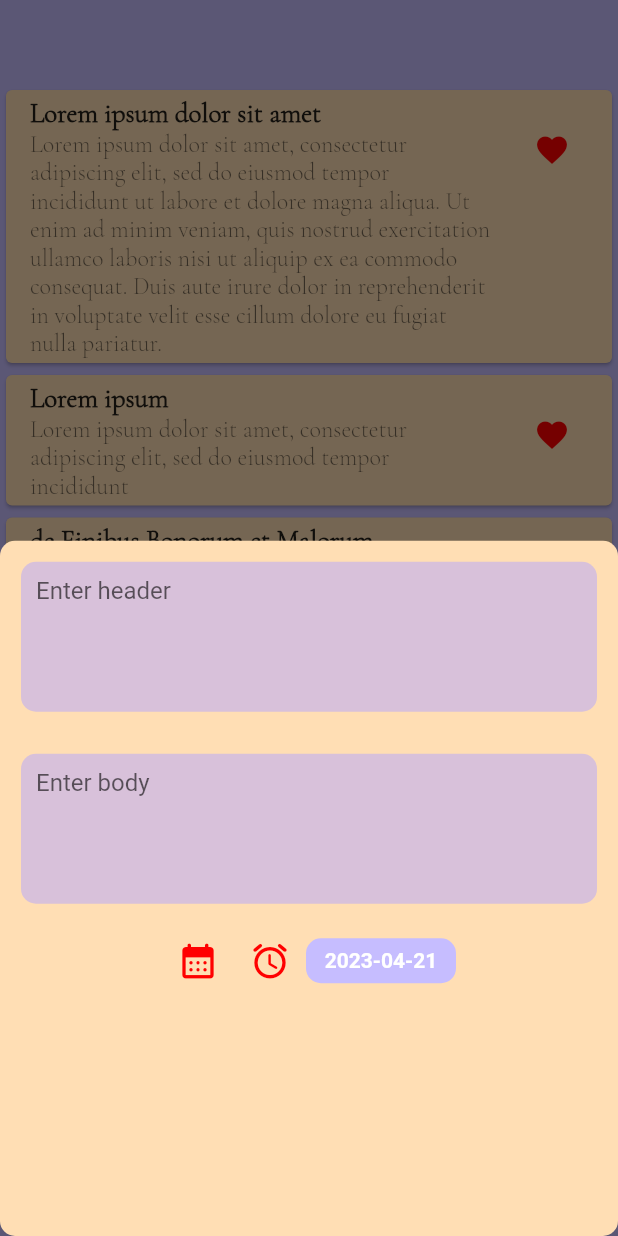
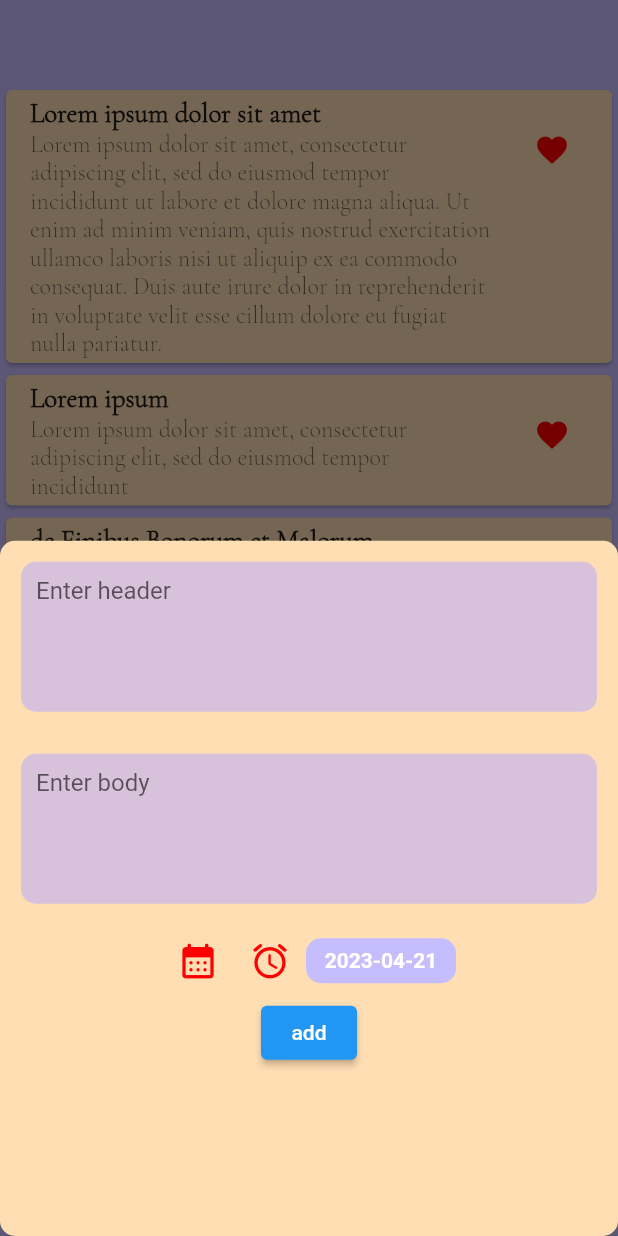
Before and after one commit to ingvilow/riverpod_test, a Flutter app: the screen it shows after launch, after a tap on "Tap to write", on a phone screen of 412 x 824 dp. Run offline on Flutter 3.47's test engine with Material 2 defaults, Android fonts, the phone set to English and light mode, and no system bars; our stand-ins replace hooks_riverpod, sqflite; accounts and stored records are empty.

Commit message:
тпапаеанпормрпваенагарарпвр

```diff
--- a/lib/main.dart
+++ b/lib/main.dart
@@ -3,6 +3,7 @@ import 'package:hooks_riverpod/hooks_riverpod.dart';
 import 'package:riverpod_test/pages/home_page.dart';
 
 void main() {
+  WidgetsFlutterBinding.ensureInitialized();
   runApp(
     const ProviderScope(
       child: MyApp(),
@@ -19,7 +20,7 @@ class MyApp extends StatelessWidget {
       theme: ThemeData(
         primarySwatch: Colors.blue,
       ),
-      home: const HomePage(),
+      home:  HomePage(),
     );
   }
 }
--- a/lib/models/posts_model.dart
+++ b/lib/models/posts_model.dart
@@ -1,17 +1,15 @@
 class PostsModel {
-  PostsModel(
-      {required this.title,
-      required this.text,
-      required this.id,
-      required this.creator});
+  PostsModel({required this.title,
+    required this.text,
+    required this.id
+  });
   final String? title;
   final String? text;
   final int? id;
-  final String? creator;
 
   PostsModel.fromMap(Map<String, dynamic> item):
-        id=item["id"], title= item["title"],  text = item[""], creator=item["creator"];
+        id=item["id"], title= item["title"],  text = item["text"];
 
   Map<String, Object> toMap(){
-    return {'id':id ?? 0,'description': title ?? '', 'text':text ?? '', 'creator': creator ?? ''};
+    return {'id':id ?? 0,'title': title ?? 'title', 'text':text ?? ''};
 }}
--- a/lib/pages/home_page.dart
+++ b/lib/pages/home_page.dart
@@ -2,33 +2,37 @@ import 'package:flutter/material.dart';
 import 'package:hooks_riverpod/hooks_riverpod.dart';
 import 'package:riverpod_test/main.dart';
 import 'package:riverpod_test/models/posts_model.dart';
+import 'package:riverpod_test/pages/widget/date_and_emoji_picker.dart';
+import 'package:riverpod_test/pages/widget/list_post_widget.dart';
+import 'package:riverpod_test/repository/provider_database.dart';
 import 'package:riverpod_test/repository/repository.dart';
 import 'package:riverpod_test/theme/theme_color.dart';
 
 final listsPosts = Provider((_) => Repository().posts);
+final databaseProvider = StateNotifierProvider((ref) => DBProvider());
 
 class HomePage extends HookConsumerWidget {
-  const HomePage({super.key});
-
+  HomePage({super.key});
+  final _titleController = TextEditingController();
+  final _textController = TextEditingController();
   @override
   Widget build(BuildContext context, WidgetRef ref) {
     final List<PostsModel> value = ref.watch(listsPosts);
-    final func = ref.watch(repos);
     return Scaffold(
       appBar: AppBar(
         backgroundColor: ThemeColors.primaryColor,
         elevation: 0,
       ),
       backgroundColor: ThemeColors.primaryColor,
-      body: ListView.builder(
+      body: ListPost(postsModel: value,)
+
+      /*ListView.builder(
         itemCount: value.length,
         itemBuilder: (context, index) {
           return Card(
             color: ThemeColors.secondColor,
             child: InkWell(
-              onTap: (){
-
-              },
+              onTap: () {},
               child: ListTile(
                 title: Text(
                   value[index].title ?? '',
@@ -39,7 +43,8 @@ class HomePage extends HookConsumerWidget {
                 ),
                 subtitle: Text(
                   value[index].text ?? '',
-                  style: TextStyle(fontFamily: "CormorantGaramond", fontSize: 16),
+                  style:
+                      TextStyle(fontFamily: "CormorantGaramond", fontSize: 16),
                 ),
                 trailing: IconButton(
                   icon: const Icon(
@@ -52,10 +57,76 @@ class HomePage extends HookConsumerWidget {
             ),
           );
         },
-      ),
+      )*/,
       floatingActionButton: FloatingActionButton.extended(
         onPressed: () {
-          func.showBottomSheet(context);
+          showModalBottomSheet(
+            context: context,
+            shape: RoundedRectangleBorder(
+              borderRadius: BorderRadius.circular(10.0),
+            ),
+            constraints: BoxConstraints(
+                maxHeight: MediaQuery.of(context).size.height * 3 / 4),
+            backgroundColor: ThemeColors.secondColor,
+            builder: (context) {
+              return Column(
+                children: [
+                  Padding(
+                    padding: const EdgeInsets.all(4.0),
+                    child: Container(
+                        height: 100,
+                        padding: const EdgeInsets.symmetric(
+                            horizontal: 10, vertical: 10),
+                        margin: const EdgeInsets.symmetric(
+                            horizontal: 10, vertical: 10),
+                        decoration: BoxDecoration(
+                            color: ThemeColors.textFieldColor,
+                            borderRadius: BorderRadius.circular(10)),
+                        child: TextField(
+                          keyboardType: TextInputType.multiline,
+                          maxLines: null,
+                          controller: _titleController,
+                          decoration: const InputDecoration.collapsed(
+                            hintText: 'Enter header',
+                          ),
+                        )),
+                  ),
+                  Padding(
+                    padding: const EdgeInsets.all(4.0),
+                    child: Container(
+                      height: 100,
+                      padding: const EdgeInsets.symmetric(
+                          horizontal: 10, vertical: 10),
+                      margin: const EdgeInsets.symmetric(
+                          horizontal: 10, vertical: 10),
+                      decoration: BoxDecoration(
+                          color: ThemeColors.textFieldColor,
+                          borderRadius: BorderRadius.circular(10)),
+                      child: TextField(
+                        keyboardType: TextInputType.multiline,
+                        controller: _textController,
+                        maxLines: null,
+                        decoration: const InputDecoration.collapsed(
+                          hintText: 'Enter body',
+                        ),
+                      ),
+                    ),
+                  ),
+                  DateAndEmojiPicker(),
+                  ElevatedButton(
+                      onPressed: () {
+                        ref
+                            .read(databaseProvider.notifier)
+                            .addPosts(_titleController.text, _textController.text);
+                        ref
+                            .read(databaseProvider.notifier).getAllPosts();
+
+                      },
+                      child: Text("add"))
+                ],
+              );
+            },
+          );
         },
         label: Row(
           mainAxisSize: MainAxisSize.min,
--- /dev/null
+++ b/lib/pages/widget/list_post_widget.dart
@@ -0,0 +1,67 @@
+import 'package:flutter/cupertino.dart';
+import 'package:flutter/material.dart';
+import 'package:hooks_riverpod/hooks_riverpod.dart';
+import 'package:riverpod_test/models/posts_model.dart';
+import 'package:riverpod_test/repository/repository.dart' as r;
+
+import 'package:riverpod_test/state/PostsState.dart';
+import 'package:riverpod_test/theme/theme_color.dart';
+
+import '../../repository/provider_database.dart';
+
+final databaseState = FutureProvider.autoDispose<List<PostsModel>>((ref) {
+  final sqlService = ref.watch(databaseProvider);
+  return sqlService.allPosts();
+});
+
+class ListPost extends ConsumerWidget {
+  List<PostsModel> postsModel;
+  ListPost({Key? key, required this.postsModel}) : super(key: key);
+
+  @override
+  Widget build(BuildContext context, WidgetRef ref) {
+    AsyncValue<List<PostsModel>> postsState = ref.watch(databaseState);
+    var refreshFunc = ref.watch(r.repos);
+    return postsState.when(
+      loading: () => const Center(child: CircularProgressIndicator()),
+      error: (err, stack) {
+        return Text(err.toString());
+      },
+      data: (posts) => RefreshIndicator(
+        onRefresh: () { return refreshFunc.refreshPosts(); },
+        child: ListView.builder(
+          itemCount: postsModel.length,
+          itemBuilder: (context, index) {
+            return Card(
+              color: ThemeColors.secondColor,
+              child: InkWell(
+                onTap: () {},
+                child: ListTile(
+                  title: Text(
+                    postsModel[index].title ?? '',
+                    style: const TextStyle(
+                        fontFamily: "CormorantGaramond",
+                        fontSize: 18,
+                        fontWeight: FontWeight.bold),
+                  ),
+                  subtitle: Text(
+                    postsModel[index].text ?? '',
+                    style: const TextStyle(
+                        fontFamily: "CormorantGaramond", fontSize: 16),
+                  ),
+                  trailing: IconButton(
+                    icon: const Icon(
+                      Icons.favorite_outlined,
+                      color: ThemeColors.iconsColor,
+                    ),
+                    onPressed: () {},
+                  ),
+                ),
+              ),
+            );
+          },
+        ),
+      ),
+    );
+  }
+}
--- a/lib/repository/repository.dart
+++ b/lib/repository/repository.dart
@@ -4,116 +4,50 @@ import 'package:hooks_riverpod/hooks_riverpod.dart';
 import 'package:intl/intl.dart';
 import 'package:riverpod_test/models/posts_model.dart';
 import 'package:riverpod_test/pages/widget/date_and_emoji_picker.dart';
+import 'package:riverpod_test/repository/provider_database.dart';
 import 'package:riverpod_test/theme/theme_color.dart';
+
+import '../sqlService/sql_service.dart';
 
 final repos = Provider((ref) => Repository());
 final reactRepo = ChangeNotifierProvider((ref) => Repository());
-
+final databaseProvider = StateNotifierProvider((ref) => DBProvider());
 class Repository extends ChangeNotifier {
-  final _titleController = TextEditingController();
-  final _textController = TextEditingController();
   DateTime selectedDate = DateTime.now();
-
-
+   SQLService sqlService = SQLService();
   List<PostsModel> posts = [
     PostsModel(
         title: 'Lorem ipsum dolor sit amet',
         text:
             'Lorem ipsum dolor sit amet, consectetur adipiscing elit, sed do eiusmod tempor incididunt ut labore et dolore magna aliqua. Ut enim ad minim veniam, quis nostrud exercitation ullamco laboris nisi ut aliquip ex ea commodo consequat. Duis aute irure dolor in reprehenderit in voluptate velit esse cillum dolore eu fugiat nulla pariatur.',
         id: 0,
-        creator: 'Creator One'),
+       ),
     PostsModel(
         title: 'Lorem ipsum',
         text:
             'Lorem ipsum dolor sit amet, consectetur adipiscing elit, sed do eiusmod tempor incididunt ',
         id: 1,
-        creator: 'creator1'),
+        ),
     PostsModel(
         title: 'de Finibus Bonorum et Malorum',
         text:
             'Sed ut perspiciatis unde omnis iste natus error sit voluptatem accusantium ',
         id: 2,
-        creator: 'creator1'),
+        ),
     PostsModel(
         title: '1.10.33 "de Finibus Bonorum et Malorum',
         text:
             'At vero eos et accusamus et iusto odio dignissimos ducimus qui blanditiis ',
         id: 3,
-        creator: 'creator1'),
+        ),
     PostsModel(
         title: '1914 years, H. Rackham',
         text:
             'On the other hand, we denounce with righteous indignation and dislike men ',
         id: 4,
-        creator: 'creator1'),
+       ),
   ];
 
-  Future<void> showBottomSheet(BuildContext context) {
-    return showModalBottomSheet(
-      context: context,
-      shape: RoundedRectangleBorder(
-        borderRadius: BorderRadius.circular(10.0),
-      ),
-      constraints:
-          BoxConstraints(maxHeight: MediaQuery.of(context).size.height * 3 / 4),
-      backgroundColor: ThemeColors.secondColor,
-      builder: (context) {
-        return Column(
-          children: [
-            Padding(
-              padding: const EdgeInsets.all(4.0),
-              child: Container(
-                  height: 100,
-                  padding:
-                      const EdgeInsets.symmetric(horizontal: 10, vertical: 10),
-                  margin:
-                      const EdgeInsets.symmetric(horizontal: 10, vertical: 10),
-                  decoration: BoxDecoration(
-                      color: ThemeColors.textFieldColor,
-                      borderRadius: BorderRadius.circular(10)),
-                  child: TextField(
-                    keyboardType: TextInputType.multiline,
-                    maxLines: null,
-                    controller: _titleController,
-                    decoration: const InputDecoration.collapsed(
-                      hintText: 'Enter header',
-                    ),
-                  )),
-            ),
-            Padding(
-              padding: const EdgeInsets.all(4.0),
-              child: Container(
-                height: 100,
-                padding:
-                    const EdgeInsets.symmetric(horizontal: 10, vertical: 10),
-                margin:
-                    const EdgeInsets.symmetric(horizontal: 10, vertical: 10),
-                decoration: BoxDecoration(
-                    color: ThemeColors.textFieldColor,
-                    borderRadius: BorderRadius.circular(10)),
-                child: TextField(
-                  keyboardType: TextInputType.multiline,
-                  controller: _textController,
-                  maxLines: null,
-                  decoration: const InputDecoration.collapsed(
-                    hintText: 'Enter body',
-                  ),
-                ),
-              ),
-            ),
-            DateAndEmojiPicker()
-          ],
-        );
-      },
-    );
-  }
-
-  @override
-  void dispose() {
-    _titleController.dispose();
-    _textController.dispose();
-    super.dispose();
-  }
 
   Future<void> selecteDatePicker(BuildContext context) async {
     final DateTime? picked = await showDatePicker(
@@ -133,4 +67,9 @@ class Repository extends ChangeNotifier {
     final String formatted = formatter.format(selectedDate);
     return formatted;
   }
+  Future<void> refreshPosts() async{
+    var posts = await sqlService.allPosts();
+      posts = posts;
+      notifyListeners();
+  }
 }
--- a/pubspec.yaml
+++ b/pubspec.yaml
@@ -36,6 +36,7 @@ dependencies:
   sqflite: ^2.2.6
   path: ^1.8.2
   intl: ^0.18.1
+  go_router: ^6.5.7
 
   # The following adds the Cupertino Icons font to your application.
   # Use with the CupertinoIcons class for iOS style icons.
```
Also changed, not shown: lib/pages/daily_reminder.dart (added, +13 -0 lines), lib/repository/provider_database.dart (added, +64 -0 lines), lib/sqlService/sql_service.dart (+33 -19 lines), lib/state/PostsState.dart (added, +38 -0 lines), pubspec.lock.
